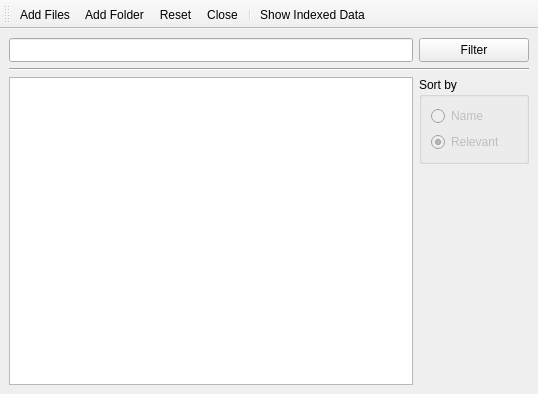
Qt form mainwindow.ui (lephuongbg/Search-engine) before a commit.
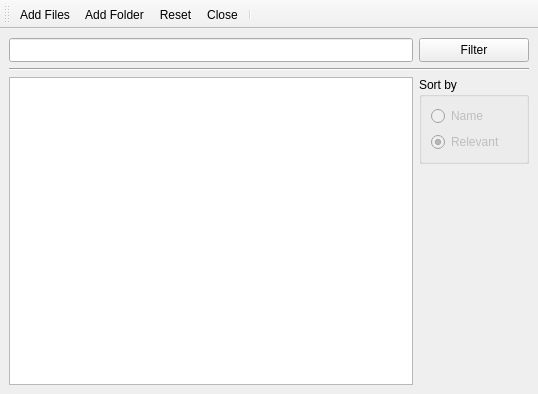
The same form after that commit. Icons and pictures are not drawn.

Commit message: right aligned showIndexedData button

```diff
--- a/mainwindow.ui
+++ b/mainwindow.ui
@@ -271,7 +271,6 @@
    <addaction name="actionClear"/>
    <addaction name="actionClose"/>
    <addaction name="separator"/>
-   <addaction name="actionShowIndexedData"/>
   </widget>
   <action name="actionAddFiles">
    <property name="icon">
```
Left out of the diff: 8 changed lines with no effect on the pictures. The commit also changes 1 other file.
